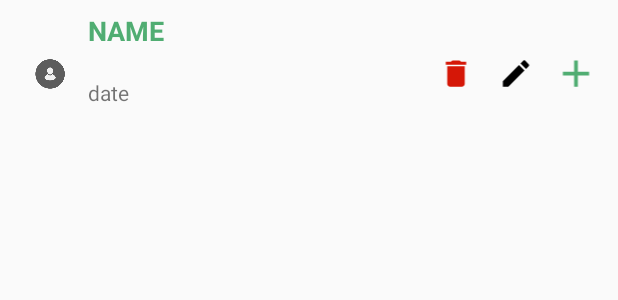
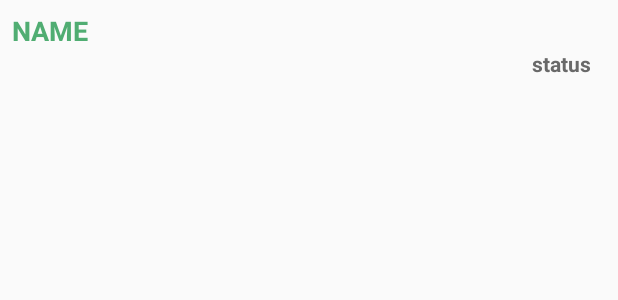
Before and after one commit to HamzaRajput007/CallLogNotes, an Android app: the layout row_list_of_notes_recycler_view.xml on its own in the app's theme, with its tools: preview values and no code run, on a phone screen of 412 x 824 dp. Shown: the top 300 px of the screen. Run offline under Robolectric (Android 15) with nearby library versions, the phone set to English and light mode, and no system bars.

Commit message:
this Commit  Does not have row_list_of_notes_recycler_view default design values

```diff
--- a/app/src/main/res/layout/row_list_of_notes_recycler_view.xml
+++ b/app/src/main/res/layout/row_list_of_notes_recycler_view.xml
@@ -8,109 +8,26 @@
         android:clickable="true"
         android:focusable="true">
 
-        <ImageView
-            android:contentDescription="Profile Icon"
-            android:id="@+id/imageViewProfile"
-            android:layout_width="20dp"
-            android:layout_height="20dp"
-            android:layout_marginLeft="15dp"
-            android:layout_marginRight="15dp"
-            android:layout_centerVertical="true"
-            android:src="@drawable/profile_picture"
-            />
-
         <TextView
-            android:id="@+id/textViewName"
-            android:layout_toEndOf="@id/imageViewProfile"
+            android:id="@+id/textViewNameId"
             android:textSize="18sp"
             android:textStyle="bold"
             android:layout_width="fill_parent"
             android:layout_height="wrap_content"
             android:textColor="@color/colorPrimaryDark"
             android:text="NAME"
-            android:layout_toRightOf="@id/imageViewProfile" />
-
-        <TextView
-            android:id="@+id/textViewCallNumber"
-            android:layout_width="fill_parent"
-            android:layout_toEndOf="@id/imageViewProfile"
-            android:layout_below="@id/textViewName"
-            android:layout_height="wrap_content"
-            android:layout_toRightOf="@id/imageViewProfile" />
-
-        <TextView
-            android:id="@+id/textViewCallDate"
-            android:layout_width="wrap_content"
-            android:layout_toEndOf="@id/imageViewProfile"
-            android:layout_below="@id/textViewCallNumber"
-            android:layout_height="wrap_content"
-            android:text="date"
-            android:layout_toRightOf="@id/imageViewProfile" />
-
-        <TextView
-            android:visibility="gone"
-            android:id="@+id/textViewCallDuration"
-            android:layout_alignParentRight="true"
-            android:layout_below="@id/textViewCallNumber"
-            android:layout_width="wrap_content"
-            android:layout_height="wrap_content"
-            android:text="300"
-            android:paddingRight="15dp"
             />
 
-        <ImageView
-            android:contentDescription="Call Log Icon"
-            android:id="@+id/imageView"
-            android:layout_width="35dp"
-            android:visibility="gone"
-            android:layout_height="35dp"
-            android:layout_margin="5dp"
-            android:paddingRight="15dp"
-            android:layout_alignParentRight="true"
-            android:layout_centerVertical="true"
-            android:layout_above="@id/textViewCallDuration"
-            />
-        <LinearLayout
-            android:layout_width="120dp"
-            android:weightSum="3"
-            android:layout_centerVertical="true"
-            android:gravity="right"
-            android:layout_alignParentRight="true"
-            android:layout_height="30dp">
-            <ImageView
-                android:id="@+id/imagedeletenote"
-                android:layout_weight="1"
-                android:layout_width="0dp"
-                android:visibility="visible"
-                android:padding="3dp"
-                android:src="@drawable/ic_delete_black_24dp"
-                android:layout_height="match_parent"/>
-            <ImageView
-                android:id="@+id/imageeditnote"
-                android:layout_weight="1"
-                android:padding="3dp"
-                android:visibility="visible"
-                android:src="@drawable/ic_edit_black_24dp"
-                android:layout_width="0dp"
-                android:layout_height="match_parent"/>
-            <ImageView
-                android:id="@+id/imageaddnote"
-                android:layout_weight="1"
-                android:layout_width="0dp"
-                android:visibility="visible"
-                android:src="@drawable/ic_add_black_24dp"
-                android:layout_height="match_parent"/>
-        </LinearLayout>
         <TextView
             android:id="@+id/textViewStatus"
             android:layout_width="match_parent"
             android:textStyle="bold"
             android:gravity="end"
+            android:text="status"
             android:paddingRight="10dp"
-            android:layout_below="@id/textViewCallDate"
-            android:layout_toEndOf="@id/imageViewProfile"
-            android:layout_toRightOf="@id/imageViewProfile"
-            android:textColor="@color/colorPrimaryDark"
+            android:layout_alignParentLeft="true"
+            android:layout_below="@id/textViewNameId"
+            android:textColor="@color/gray"
             android:layout_height="wrap_content" />
     </RelativeLayout>
 </layout>
--- a/app/src/main/res/values/colors.xml
+++ b/app/src/main/res/values/colors.xml
@@ -7,4 +7,5 @@
     <color name="green"> #3CB371</color>
     <color name="red">#DC143C</color>
     <color name="blue">#00BFFF</color>
+    <color name="gray">#696969</color>
 </resources>
```
Also changed, not shown: app/src/main/java/com/developer/calllogmanager/Adapters/ListOfNotesAdapter.java (+52 -1 lines), app/src/main/java/com/developer/calllogmanager/CallLogAdapter.java (+3 -7 lines), app/src/main/java/com/developer/calllogmanager/ListOfNotes.java (+25 -1 lines).
